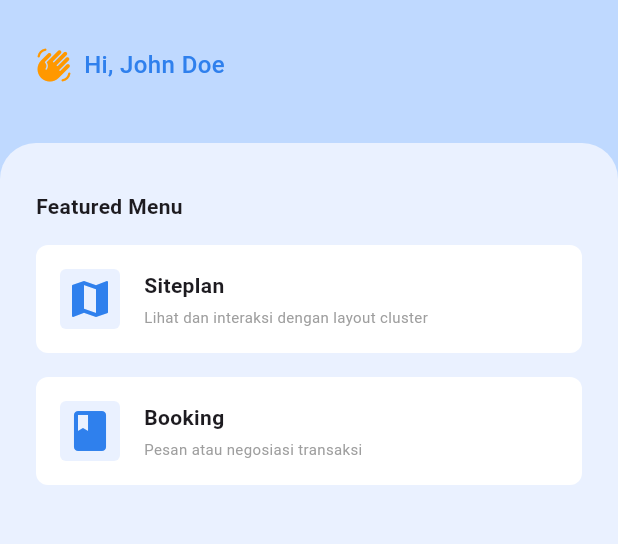
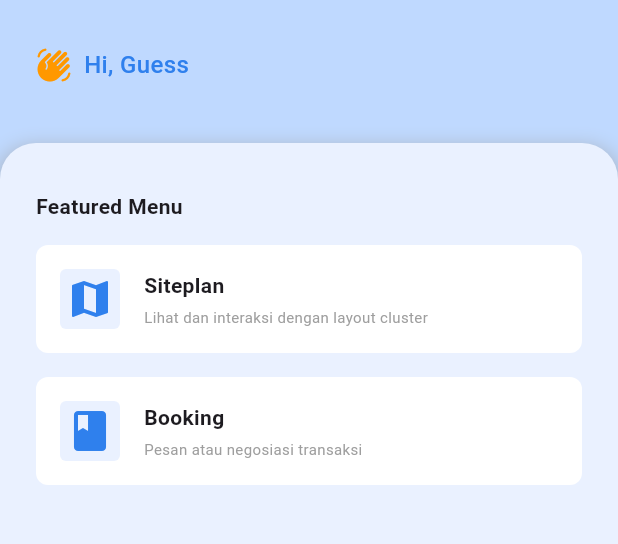
Before and after one commit to yowanmada123/viva-fdpi, a Flutter app: the MyGridLayout screen opened directly, on a phone screen of 412 x 824 dp, the part 61-605 px from its top. Run offline on Flutter 3.47's test engine with Material 3 defaults, Android fonts, the phone set to English and light mode, and no system bars; our stand-ins replace bloc, cached_network_image, dartz, dio, equatable, flutter_bloc and 6 more; accounts and stored records are empty; Roboto replaces fonts that are missing (Poppins).

```diff
--- a/lib/presentation/driver/driver_dashboard_screen.dart
+++ b/lib/presentation/driver/driver_dashboard_screen.dart
@@ -1,6 +1,7 @@
 import 'package:flutter/material.dart';
 import 'package:flutter_bloc/flutter_bloc.dart';
 
+import '../../bloc/auth/authentication/authentication_bloc.dart';
 import '../../bloc/auth/logout/logout_bloc.dart';
 import '../../data/repository/auth_repository.dart';
 import '../booking/booking_screen.dart';
@@ -72,17 +73,36 @@ class MyGridLayout extends StatelessWidget {
                   crossAxisAlignment: CrossAxisAlignment.start,
                   children: [
                     Row(
-                      children: const [
-                        Icon(Icons.waving_hand_rounded, color: Colors.orange),
-                        SizedBox(width: 8),
-                        Text(
-                          'Hi, John Doe',
+                      children: [
+                        const Icon(
+                          Icons.waving_hand_rounded,
+                          color: Colors.orange,
+                        ),
+                        const SizedBox(width: 8),
+                        BlocBuilder<AuthenticationBloc, AuthenticationState>(
+                          builder: (context, authState) {
+                            if (authState is Authenticated &&
+                                authState.user.username.isNotEmpty) {
+                              return Text(
+                                'Hi, ${authState.user.username}',
+                                style: const TextStyle(
+                                  fontSize: 16,
+                                  fontWeight: FontWeight.w500,
+                                  color: Color(0xFF2F80ED),
+                                  fontFamily: 'Poppins',
+                                ),
+                              );
+                            }
+                            return const Text(
+                              'Hi, Guess',
                               style: TextStyle(
                                 fontSize: 16,
                                 fontWeight: FontWeight.w500,
                                 color: Color(0xFF2F80ED),
                                 fontFamily: 'Poppins',
                               ),
+                            );
+                          },
                         ),
                       ],
                     ),
@@ -103,6 +123,14 @@ class MyGridLayout extends StatelessWidget {
                       topLeft: Radius.circular(24),
                       topRight: Radius.circular(24),
                     ),
+                    boxShadow: [
+                      BoxShadow(
+                        color: Color.fromARGB(157, 158, 158, 158),
+                        blurRadius: 10,
+                        spreadRadius: 2,
+                        offset: Offset(0, 4), // changes position of shadow
+                      ),
+                    ],
                   ),
                   child: Column(
                     crossAxisAlignment: CrossAxisAlignment.start,
```
Also changed, not shown: lib/models/fdpi/house.dart (+17 -9 lines), lib/presentation/fdpi/fdpi_detail_unit.dart (+22 -3 lines). Lines whose indentation alone changed are shown as unchanged.
